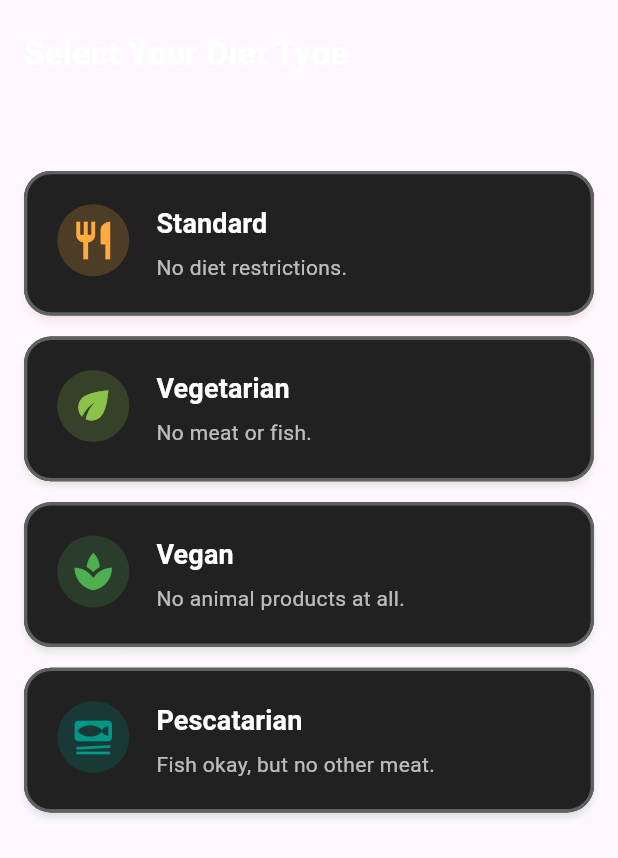
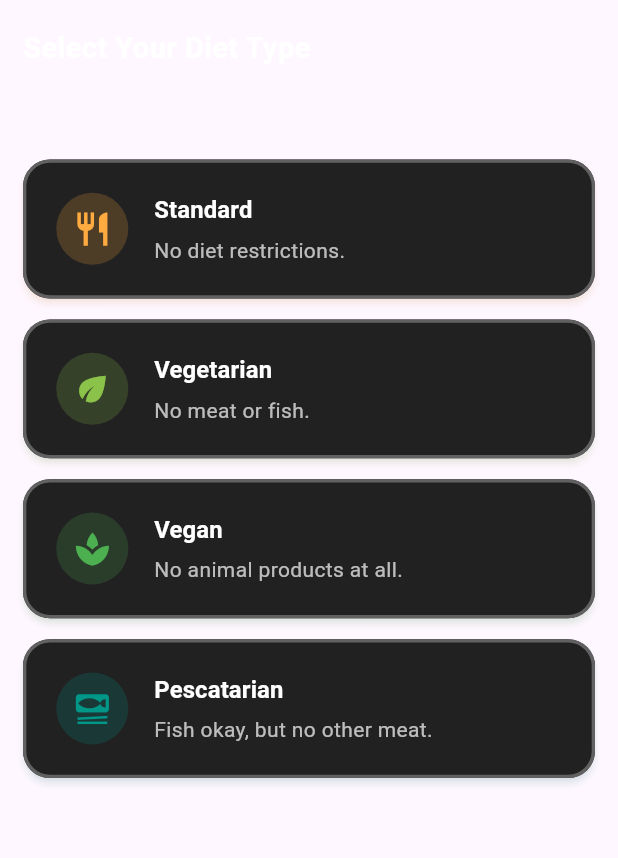
Before and after one commit to ahmednaderahmednader1717-art/HEALIX, a Flutter app: the StepDietType widget shown alone on an empty page, opened directly with empty values, on a phone screen of 412 x 824 dp. Shown: the top 858 px of the screen. Run offline on Flutter 3.47's test engine with Material 3 defaults, Android fonts, the phone set to English and light mode, and no system bars; our stand-ins replace carousel_slider, curved_labeled_navigation_bar, dio, file_picker, flutter_svg, gap and 5 more; accounts and stored records are empty.

Commit message:
body type add and diet type and image picker

```diff
--- a/lib/views/auth/log_in_screen.dart
+++ b/lib/views/auth/log_in_screen.dart
@@ -230,7 +230,6 @@ class _LogInScreenState extends State<LogInScreen> {
   Widget build(BuildContext context) {
     final screenWidth = MediaQuery.of(context).size.width;
     final screenHeight = MediaQuery.of(context).size.height;
-
     const baseWidth = 430.0;
     const baseHeight = 932.0;
     final w = screenWidth / baseWidth;
@@ -245,8 +244,8 @@ class _LogInScreenState extends State<LogInScreen> {
             backgroundColor: Colors.black,
             title: SvgPicture.asset(
               "assets/logo/HEALIX.svg",
-              width: 60 * scale,
-              height: 40 * scale,
+              width: 60 * w,
+              height: 40 * h,
             ),
             centerTitle: true,
             iconTheme: const IconThemeData(color: Colors.white),
--- a/lib/views/auth/sign_up_screen.dart
+++ b/lib/views/auth/sign_up_screen.dart
@@ -124,7 +124,7 @@ class _SignUpScreenState extends State<SignUpScreen> {
       context: context,
       builder: (context) => CupertinoAlertDialog(
         title: const Text(
-          "تنبيه",
+          "Alert",
           style: TextStyle(color: Color.fromARGB(255, 0, 0, 0)),
         ),
         content: Text(
@@ -135,7 +135,7 @@ class _SignUpScreenState extends State<SignUpScreen> {
           CupertinoDialogAction(
             onPressed: () => Navigator.pop(context),
             child: const Text(
-              "موافق",
+              "Ok",
               style: TextStyle(color: Colors.blueAccent),
             ),
           ),
--- a/lib/views/auth/sign_up_steps/step_diet_type.dart
+++ b/lib/views/auth/sign_up_steps/step_diet_type.dart
@@ -1,3 +1,6 @@
+import 'dart:convert';
+import 'dart:math';
+
 import 'package:flutter/material.dart';
 import 'package:flutter_svg/flutter_svg.dart'; // لو عندك SVG icons
 import 'package:gap/gap.dart';
@@ -39,21 +42,32 @@ class StepDietType extends StatelessWidget {
 
   @override
   Widget build(BuildContext context) {
-    return Padding(
-      padding: const EdgeInsets.symmetric(horizontal: 16),
+    final screenWidth = MediaQuery.of(context).size.width;
+    final screenHeight = MediaQuery.of(context).size.height;
+    const baseWidth = 430.0;
+    const baseHeight = 932.0;
+    final w = screenWidth / baseWidth;
+    final h = screenHeight / baseHeight;
+    // ignore: unused_local_variable
+    final scale = min(w, h);
+    final double toolbarHeight = 80 * h;
+
+    return SingleChildScrollView(
+      child: Padding(
+        padding: EdgeInsets.symmetric(horizontal: 16*w),
         child: Column(
           crossAxisAlignment: CrossAxisAlignment.start,
           children: [
-          Gap(20),
-          const Text(
+            Gap(20*h),
+            Text(
               "Select Your Diet Type",
               style: TextStyle(
                 fontWeight: FontWeight.bold,
-              fontSize: 22,
+                fontSize: 22*scale,
                 color: Colors.white,
               ),
             ),
-          Gap(20),
+            Gap(20*h),
             if (errorText != null)
               Padding(
                 padding: const EdgeInsets.only(top: 2, bottom: 10),
@@ -113,12 +127,12 @@ class StepDietType extends StatelessWidget {
                             child: Icon(
                               e.value["icon"] as IconData,
                               color: color,
-                            size: 30,
+                              size: 30*scale,
                             ),
                             // أو استخدم صورة asset:
                             // child: SvgPicture.asset(assetPath, ...)
                           ),
-                        const SizedBox(width: 18),
+                          SizedBox(width: 18*w),
                           Expanded(
                             child: Column(
                               crossAxisAlignment: CrossAxisAlignment.start,
@@ -128,11 +142,11 @@ class StepDietType extends StatelessWidget {
                                   style: TextStyle(
                                     color: isSelected ? color : Colors.white,
                                     fontWeight: FontWeight.bold,
-                                  fontSize: 18,
+                                    fontSize: 18*scale,
                                     letterSpacing: 0.1,
                                   ),
                                 ),
-                              const SizedBox(height: 7),
+                                SizedBox(height: 7*h),
                                 Text(
                                   desc,
                                   style: const TextStyle(
@@ -162,6 +176,7 @@ class StepDietType extends StatelessWidget {
             }),
           ],
         ),
+      ),
     );
   }
 }
--- a/pubspec.yaml
+++ b/pubspec.yaml
@@ -26,7 +26,10 @@ dependencies:
   curved_navigation_bar: ^1.0.6
   curved_labeled_navigation_bar: ^2.0.6
   http: ^1.5.0
-  image_picker: ^1.2.0
+  image_picker: ^1.0.7
+  file_picker: ^6.1.1
+  universal_platform: ^1.0.0+1 # لمعرفة النظام الحالي
+
 
 dev_dependencies:
   flutter_test:
```
Also changed, not shown: lib/views/auth/multi_step_signup_page.dart (+37 -6 lines), lib/views/auth/sign_up_steps/step_profile_photo.dart (+78 -25 lines), lib/views/auth/sign_up_steps/stepextradetails.dart (+33 -15 lines), lib/views/home/widgets/home_page_appbar.dart (+19 -1 lines), pubspec.lock. Lines whose indentation alone changed are shown as unchanged.
